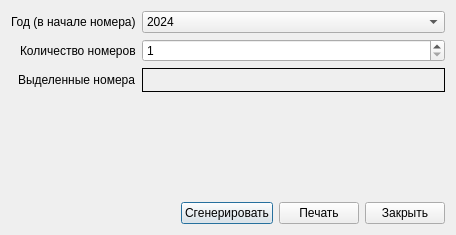
The window that Remont/qrwindow.ui (AlexeyScherbakov2021/Remont2) describes before a commit, drawn with Qt 5.
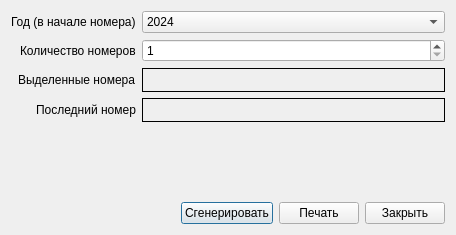
The same window after the commit. Icons and pictures are not drawn.

The edit to the form file:
```diff
--- a/Remont/qrwindow.ui
+++ b/Remont/qrwindow.ui
@@ -120,6 +120,29 @@
        </property>
       </widget>
      </item>
+     <item row="3" column="0">
+      <widget class="QLabel" name="label_4">
+       <property name="text">
+        <string>Последний номер</string>
+       </property>
+      </widget>
+     </item>
+     <item row="3" column="1">
+      <widget class="QLabel" name="lbCurrentNum">
+       <property name="minimumSize">
+        <size>
+         <width>0</width>
+         <height>24</height>
+        </size>
+       </property>
+       <property name="frameShape">
+        <enum>QFrame::Shape::Box</enum>
+       </property>
+       <property name="text">
+        <string/>
+       </property>
+      </widget>
+     </item>
     </layout>
    </item>
    <item>
```
